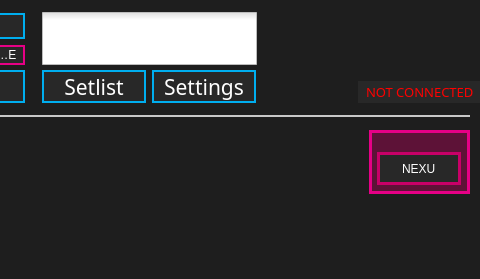
Above: standalone/advanced/forms/mainwindow.ui from Muse-Kinetics/softstep_editor before the change; both pictures show x 210 to 690 and y 0 to 279 of the 690 by 279 pixel window. Below: the same form after it.
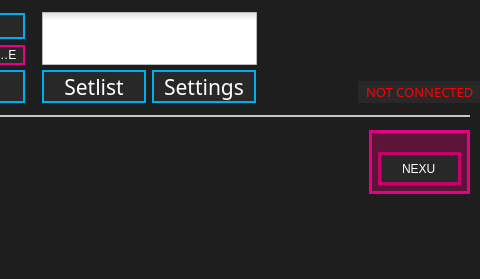
That is the form after the change. Icons and pictures are not drawn.

```diff
--- a/standalone/advanced/forms/mainwindow.ui
+++ b/standalone/advanced/forms/mainwindow.ui
@@ -520,9 +520,9 @@
     <widget class="QLineEdit" name="displayName">
      <property name="geometry">
       <rect>
-       <x>8</x>
+       <x>9</x>
        <y>22</y>
-       <width>84</width>
+       <width>83</width>
        <height>33</height>
       </rect>
      </property>
```
